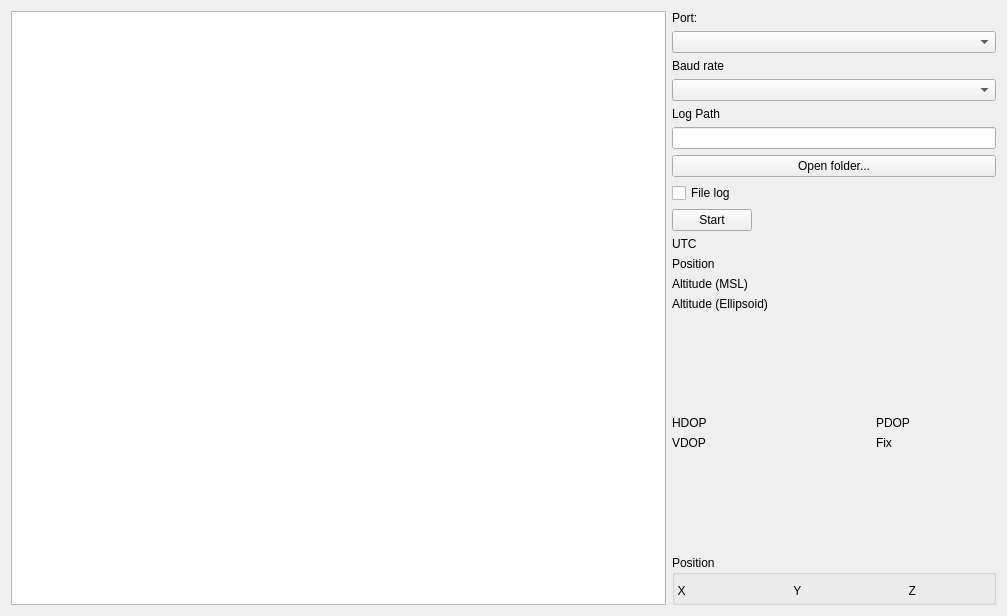
Above: source/rrv_plugin/rrv_viewer.ui from AlfonsoJPH/skydel-rrv-plugin before the change. Below: the same form after it.
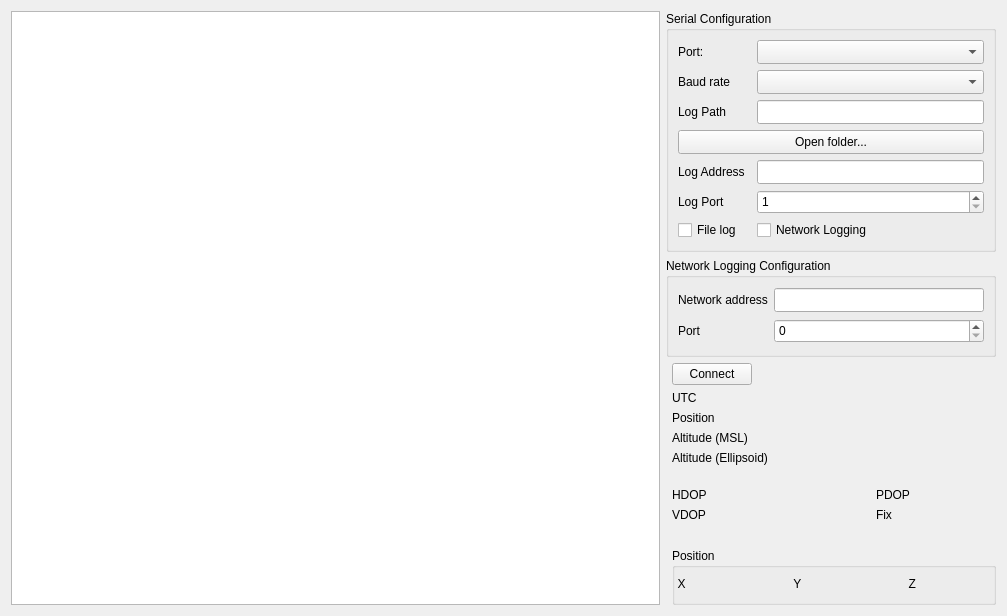
That is the form after the change.

Commit message: Add: support for network logging configuration and data transmission

```diff
--- a/source/rrv_plugin/rrv_viewer.ui
+++ b/source/rrv_plugin/rrv_viewer.ui
@@ -37,61 +37,195 @@
        <property name="fieldGrowthPolicy">
         <enum>QFormLayout::FieldsStayAtSizeHint</enum>
        </property>
-       <item row="0" column="0">
-        <widget class="QLabel" name="label">
-         <property name="text">
-          <string>Port:</string>
+       <item row="0" column="0" colspan="2">
+        <widget class="QGroupBox" name="gridGroupBox">
+         <property name="minimumSize">
+          <size>
+           <width>208</width>
+           <height>200</height>
+          </size>
          </property>
+         <property name="title">
+          <string>Serial Configuration</string>
+         </property>
+         <layout class="QGridLayout" name="gridLayout_3">
+          <item row="7" column="0">
+           <widget class="QCheckBox" name="fileLogState">
+            <property name="text">
+             <string>File log</string>
+            </property>
+           </widget>
+          </item>
+          <item row="0" column="2">
+           <widget class="QComboBox" name="portName">
+            <property name="minimumSize">
+             <size>
+              <width>0</width>
+              <height>24</height>
+             </size>
+            </property>
+           </widget>
+          </item>
+          <item row="1" column="2">
+           <widget class="QComboBox" name="baudRate">
+            <property name="minimumSize">
+             <size>
+              <width>0</width>
+              <height>24</height>
+             </size>
+            </property>
+           </widget>
+          </item>
+          <item row="5" column="0">
+           <widget class="QLabel" name="label_6">
+            <property name="text">
+             <string>Log Port</string>
+            </property>
+           </widget>
+          </item>
+          <item row="1" column="0">
+           <widget class="QLabel" name="label_2">
+            <property name="text">
+             <string>Baud rate</string>
+            </property>
+           </widget>
+          </item>
+          <item row="0" column="0">
+           <widget class="QLabel" name="label">
+            <property name="text">
+             <string>Port:</string>
+            </property>
+           </widget>
+          </item>
+          <item row="2" column="2">
+           <widget class="QLineEdit" name="logPath">
+            <property name="minimumSize">
+             <size>
+              <width>0</width>
+              <height>24</height>
+             </size>
+            </property>
+           </widget>
+          </item>
+          <item row="4" column="0">
+           <widget class="QLabel" name="label_5">
+            <property name="text">
+             <string>Log Address</string>
+            </property>
+           </widget>
+          </item>
+          <item row="7" column="2">
+           <widget class="QCheckBox" name="networkLogState">
+            <property name="text">
+             <string>Network Logging</string>
+            </property>
+           </widget>
+          </item>
+          <item row="4" column="2">
+           <widget class="QLineEdit" name="logAddressValue">
+            <property name="minimumSize">
+             <size>
+              <width>0</width>
+              <height>24</height>
+             </size>
+            </property>
+           </widget>
+          </item>
+          <item row="2" column="0">
+           <widget class="QLabel" name="label_3">
+            <property name="text">
+             <string>Log Path</string>
+            </property>
+           </widget>
+          </item>
+          <item row="3" column="0" colspan="3">
+           <widget class="QPushButton" name="logPathButton">
+            <property name="minimumSize">
+             <size>
+              <width>0</width>
+              <height>24</height>
+             </size>
+            </property>
+            <property name="text">
+             <string>Open folder...</string>
+            </property>
+           </widget>
+          </item>
+          <item row="5" column="2">
+           <widget class="QSpinBox" name="logPortValue">
+            <property name="minimumSize">
+             <size>
+              <width>0</width>
+              <height>24</height>
+             </size>
+            </property>
+            <property name="minimum">
+             <number>1</number>
+            </property>
+            <property name="maximum">
+             <number>65535</number>
+            </property>
+           </widget>
+          </item>
+         </layout>
         </widget>
        </item>
        <item row="1" column="0" colspan="2">
-        <widget class="QComboBox" name="portName"/>
-       </item>
-       <item row="2" column="0">
-        <widget class="QLabel" name="label_2">
-         <property name="text">
-          <string>Baud rate</string>
+        <widget class="QGroupBox" name="gridGroupBox">
+         <property name="sizePolicy">
+          <sizepolicy hsizetype="Preferred" vsizetype="Preferred">
+           <horstretch>1</horstretch>
+           <verstretch>0</verstretch>
+          </sizepolicy>
          </property>
-        </widget>
-       </item>
-       <item row="4" column="0" colspan="2">
-        <widget class="QComboBox" name="baudRate"/>
-       </item>
-       <item row="5" column="0">
-        <widget class="QLabel" name="label_3">
-         <property name="text">
-          <string>Log Path</string>
+         <property name="minimumSize">
+          <size>
+           <width>208</width>
+           <height>99</height>
+          </size>
          </property>
-        </widget>
-       </item>
-       <item row="7" column="0" colspan="2">
-        <widget class="QPushButton" name="logPathButton">
-         <property name="text">
-          <string>Open folder...</string>
+         <property name="title">
+          <string>Network Logging Configuration</string>
          </property>
+         <layout class="QGridLayout" name="gridLayout_2">
+          <item row="1" column="1">
+           <widget class="QSpinBox" name="portValue">
+            <property name="minimumSize">
+             <size>
+              <width>80</width>
+              <height>24</height>
+             </size>
+            </property>
+           </widget>
+          </item>
+          <item row="1" column="0">
+           <widget class="QLabel" name="label_4">
+            <property name="text">
+             <string>Port</string>
+            </property>
+           </widget>
+          </item>
+          <item row="0" column="1">
+           <widget class="QLineEdit" name="networkAddressValue">
+            <property name="minimumSize">
+             <size>
+              <width>0</width>
+              <height>24</height>
+             </size>
+            </property>
+           </widget>
+          </item>
+          <item row="0" column="0">
+           <widget class="QLabel" name="networkAddressLabel">
+            <property name="text">
+             <string>Network address</string>
+            </property>
+           </widget>
+          </item>
+         </layout>
         </widget>
        </item>
-       <item row="8" column="0">
-        <widget class="QCheckBox" name="fileLogState">
-         <property name="text">
-          <string>File log</string>
-         </property>
-        </widget>
-       </item>
-       <item row="9" column="0">
-        <widget class="QPushButton" name="receiverState">
-         <property name="enabled">
-          <bool>true</bool>
-         </property>
-         <property name="text">
-          <string>Start</string>
-         </property>
-        </widget>
-       </item>
-       <item row="6" column="0" colspan="2">
-        <widget class="QLineEdit" name="logPath"/>
-       </item>
-       <item row="10" column="0" colspan="2">
+       <item row="11" column="1">
         <layout class="QGridLayout" name="gridLayout">
          <item row="9" column="3">
           <widget class="QLabel" name="PDOPLabel">
@@ -267,7 +401,7 @@
            <property name="minimumSize">
             <size>
              <width>50</width>
-             <height>50</height>
+             <height>57</height>
             </size>
            </property>
            <property name="title">
@@ -331,6 +465,16 @@
          </item>
         </layout>
        </item>
+       <item row="4" column="1">
+        <widget class="QPushButton" name="receiverState">
+         <property name="enabled">
+          <bool>true</bool>
+         </property>
+         <property name="text">
+          <string>Connect</string>
+         </property>
+        </widget>
+       </item>
       </layout>
      </item>
     </layout>
```
The commit also changes 8 other files.
